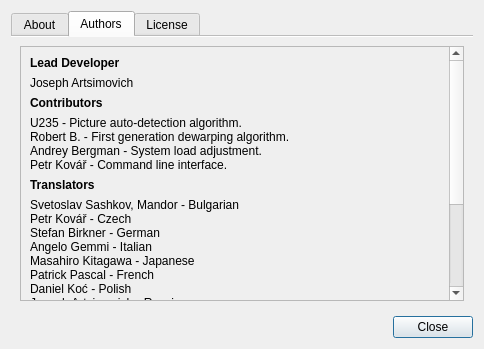
First picture: the form in ui/AboutDialog.ui, repository ImageProcessing-ElectronicPublications/scantailor-deviant, before the edit.
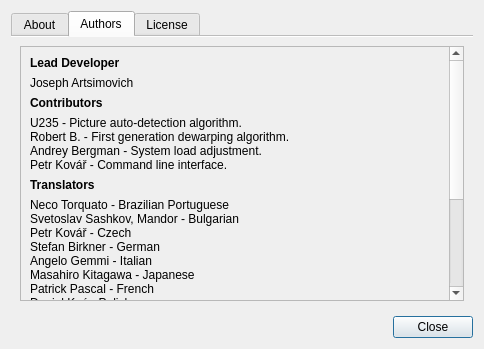
Second picture: the form after the edit. The open tabs and pages were chosen to show the change. Icons and pictures are not drawn.

Commit message: New translation: Brazilian Portuguese.

```diff
--- a/ui/AboutDialog.ui
+++ b/ui/AboutDialog.ui
@@ -110,9 +110,9 @@
           <property name="geometry">
            <rect>
             <x>0</x>
-            <y>-93</y>
+            <y>0</y>
             <width>425</width>
-            <height>384</height>
+            <height>397</height>
            </rect>
           </property>
           <layout class="QVBoxLayout" name="verticalLayout_2">
@@ -199,6 +199,13 @@
              <property name="bottomMargin">
               <number>0</number>
              </property>
+             <item>
+              <widget class="QLabel" name="label_11">
+               <property name="text">
+                <string>Neco Torquato - Brazilian Portuguese</string>
+               </property>
+              </widget>
+             </item>
              <item>
               <widget class="QLabel" name="label_9">
                <property name="text">
```
Left out of the diff: 1 changed line with no effect on the pictures. The commit also changes 2 other files.
